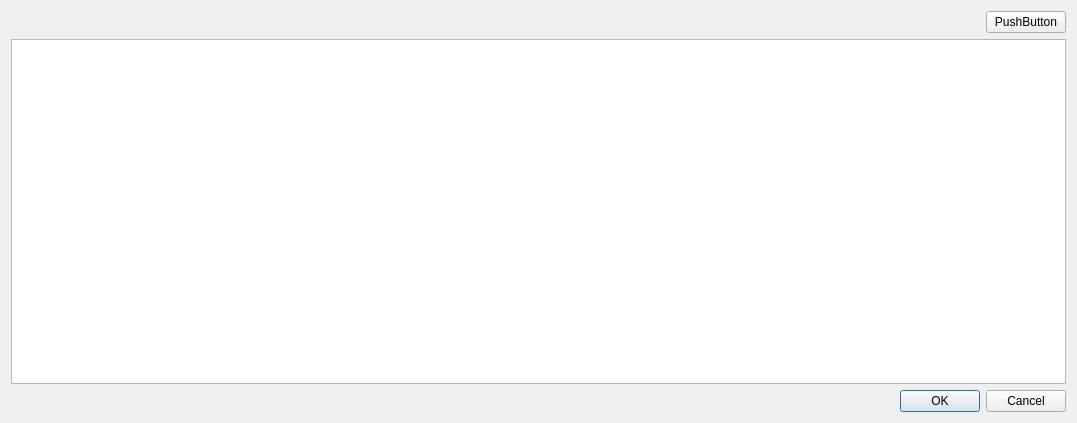
Before: the Qt Designer form src/modules/lambda/LambdaResultListDialog.ui in jensvogt/awsmock-qt-ui, drawn with Qt 5.
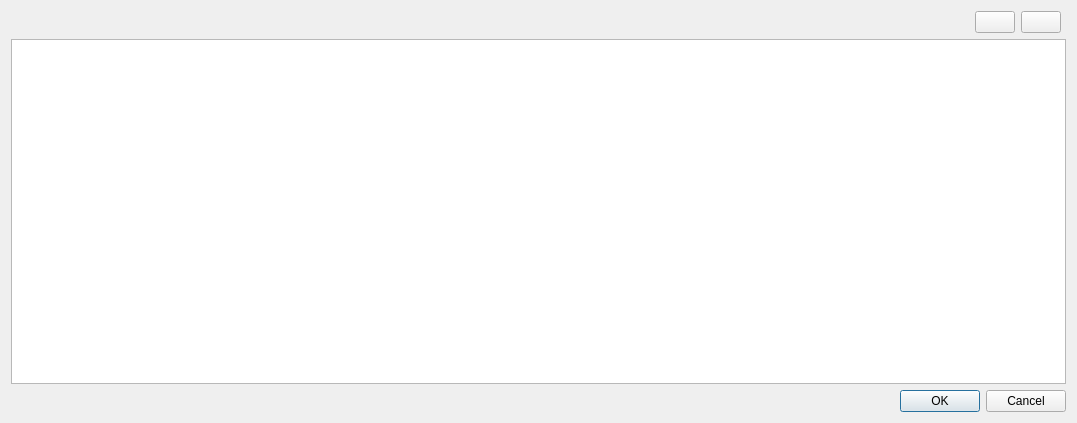
After: the same form once the commit is applied.

Commit message: fix: add lambda result list page

The edit to the form file:
```diff
--- a/src/modules/lambda/LambdaResultListDialog.ui
+++ b/src/modules/lambda/LambdaResultListDialog.ui
@@ -16,6 +16,12 @@
   <layout class="QVBoxLayout" name="verticalLayout">
    <item>
     <layout class="QHBoxLayout" name="horizontalLayout">
+     <property name="leftMargin">
+      <number>5</number>
+     </property>
+     <property name="rightMargin">
+      <number>5</number>
+     </property>
      <item>
       <spacer name="horizontalSpacer">
        <property name="orientation">
@@ -32,7 +38,14 @@
      <item>
       <widget class="QPushButton" name="pushButton">
        <property name="text">
-        <string>PushButton</string>
+        <string/>
+       </property>
+      </widget>
+     </item>
+     <item>
+      <widget class="QPushButton" name="refreshButton">
+       <property name="text">
+        <string/>
        </property>
       </widget>
      </item>
```
Left out of the diff: 2 changed lines with no effect on the pictures. The commit also changes 10 other files.
